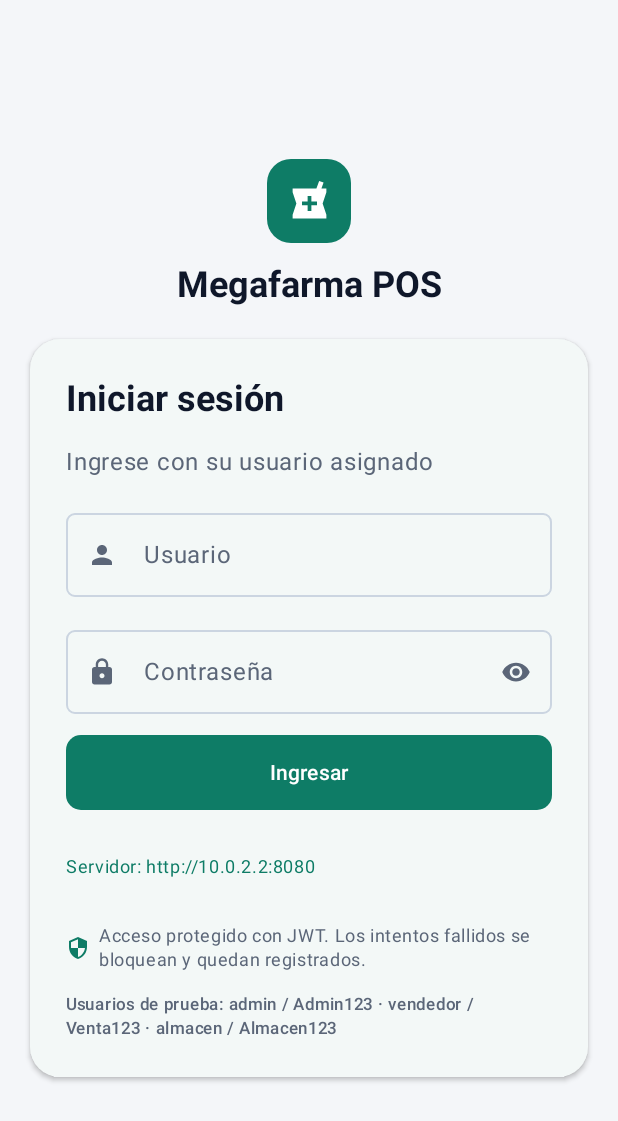
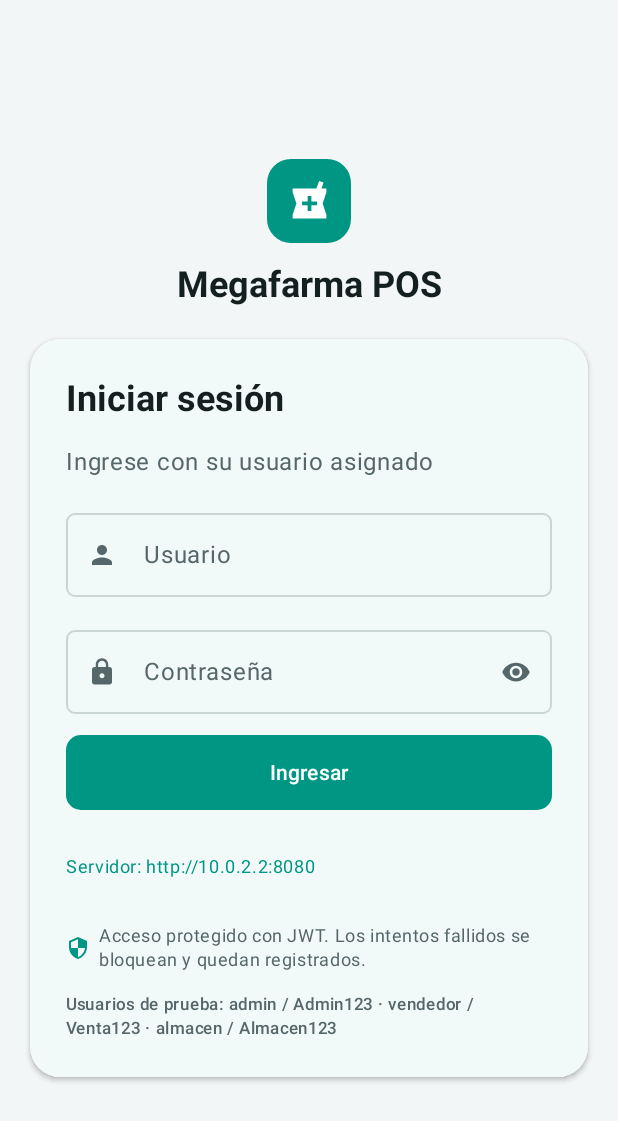
Before and after one commit to JoanRa2007/MegaFarma-Proyecto, an Android app built with Jetpack Compose: the screen it shows after launch (MainActivity), on a phone screen of 412 x 824 dp. Shown: the top 1121 px of the screen. Run offline under Robolectric (Android 15) with nearby library versions, the phone set to English and light mode, and no system bars.

Commit message:
feat(tema): adoptar paleta verde azulado y menu lateral oscuro
Nueva paleta Material 3 basada en sistemas de boticas del mercado: primario #009684, menu lateral #1F4A45, rojo #D22A3C solo para acciones destructivas. Agrega ColoresMarca (menu y degradados) y ajusta ColoresEstado.

```diff
--- a/megafarma-app/shared/src/commonMain/kotlin/pe/edu/upeu/megafarma/app/presentation/tema/Tema.kt
+++ b/megafarma-app/shared/src/commonMain/kotlin/pe/edu/upeu/megafarma/app/presentation/tema/Tema.kt
@@ -10,66 +10,82 @@ import androidx.compose.ui.graphics.Color
 import androidx.compose.ui.unit.dp
 
 /*
- * Identidad visual de Megafarma (Material 3): verde azulado clinico,
- * superficies blancas sobre fondo gris claro, bordes redondeados y
- * modo oscuro con la misma paleta.
+ * Identidad visual de Megafarma (Material 3), inspirada en los sistemas de
+ * boticas del mercado: verde azulado como color principal, menu lateral
+ * oscuro, superficies blancas y rojo solo para acciones destructivas.
  */
 private val Claro = lightColorScheme(
-    primary = Color(0xFF0E7C66),
+    primary = Color(0xFF009684),
     onPrimary = Color.White,
-    primaryContainer = Color(0xFFD3F4EA),
-    onPrimaryContainer = Color(0xFF00382C),
-    secondary = Color(0xFF2563EB),
+    primaryContainer = Color(0xFFCCEFEA),
+    onPrimaryContainer = Color(0xFF00382F),
+    secondary = Color(0xFF2A5A54),
     onSecondary = Color.White,
-    secondaryContainer = Color(0xFFDDF3EC),
-    onSecondaryContainer = Color(0xFF0B5A4A),
-    tertiary = Color(0xFFD97706),
+    secondaryContainer = Color(0xFFDCEFEC),
+    onSecondaryContainer = Color(0xFF1B3F3A),
+    tertiary = Color(0xFFE8892B),
     onTertiary = Color.White,
-    background = Color(0xFFF4F6F9),
-    onBackground = Color(0xFF0F172A),
+    background = Color(0xFFF3F6F6),
+    onBackground = Color(0xFF13201F),
     surface = Color.White,
-    onSurface = Color(0xFF0F172A),
-    surfaceVariant = Color(0xFFEEF2F6),
-    onSurfaceVariant = Color(0xFF5B6678),
+    onSurface = Color(0xFF13201F),
+    surfaceVariant = Color(0xFFEAF1F0),
+    onSurfaceVariant = Color(0xFF55676A),
     surfaceContainerLowest = Color.White,
     surfaceContainerLow = Color.White,
-    surfaceContainer = Color(0xFFF3F5F8),
-    surfaceContainerHigh = Color(0xFFF8FAFC),
-    surfaceContainerHighest = Color(0xFFE9EEF4),
-    outline = Color(0xFFCBD5E1),
-    outlineVariant = Color(0xFFE5E9F0),
-    error = Color(0xFFDC2626),
-    errorContainer = Color(0xFFFEE2E2),
-    onErrorContainer = Color(0xFF7F1D1D)
+    surfaceContainer = Color(0xFFF1F5F4),
+    surfaceContainerHigh = Color(0xFFF7FAF9),
+    surfaceContainerHighest = Color(0xFFE5EDEC),
+    outline = Color(0xFFC9D6D4),
+    outlineVariant = Color(0xFFE2EAE9),
+    error = Color(0xFFD22A3C),
+    errorContainer = Color(0xFFFCE4E6),
+    onErrorContainer = Color(0xFF7A1420)
 )
 
 private val Oscuro = darkColorScheme(
-    primary = Color(0xFF34D3B0),
-    onPrimary = Color(0xFF00382C),
-    primaryContainer = Color(0xFF0B4E41),
-    onPrimaryContainer = Color(0xFFC6F5E8),
-    secondary = Color(0xFF7AA7FF),
-    onSecondary = Color(0xFF0B1E4A),
-    secondaryContainer = Color(0xFF123F36),
-    onSecondaryContainer = Color(0xFFBFF0E2),
-    tertiary = Color(0xFFFBBF24),
-    background = Color(0xFF0B1220),
-    onBackground = Color(0xFFE2E8F0),
-    surface = Color(0xFF111A2B),
-    onSurface = Color(0xFFE2E8F0),
-    surfaceVariant = Color(0xFF1B2638),
-    onSurfaceVariant = Color(0xFF94A3B8),
-    surfaceContainerLowest = Color(0xFF0E1625),
-    surfaceContainerLow = Color(0xFF131D30),
-    surfaceContainer = Color(0xFF172236),
-    surfaceContainerHigh = Color(0xFF1A263B),
-    surfaceContainerHighest = Color(0xFF223049),
-    outline = Color(0xFF334155),
-    outlineVariant = Color(0xFF243247),
-    error = Color(0xFFF87171),
-    errorContainer = Color(0xFF4C1515),
-    onErrorContainer = Color(0xFFFECACA)
+    primary = Color(0xFF3CC9B5),
+    onPrimary = Color(0xFF00382F),
+    primaryContainer = Color(0xFF0A4F46),
+    onPrimaryContainer = Color(0xFFC4F2EA),
+    secondary = Color(0xFF8CC7BF),
+    onSecondary = Color(0xFF0E2A27),
+    secondaryContainer = Color(0xFF1F403C),
+    onSecondaryContainer = Color(0xFFC9ECE6),
+    tertiary = Color(0xFFF5A75A),
+    background = Color(0xFF0D1817),
+    onBackground = Color(0xFFE1ECEA),
+    surface = Color(0xFF13211F),
+    onSurface = Color(0xFFE1ECEA),
+    surfaceVariant = Color(0xFF1C2D2B),
+    onSurfaceVariant = Color(0xFF9AB0AD),
+    surfaceContainerLowest = Color(0xFF0F1C1A),
+    surfaceContainerLow = Color(0xFF142321),
+    surfaceContainer = Color(0xFF182826),
+    surfaceContainerHigh = Color(0xFF1C2E2C),
+    surfaceContainerHighest = Color(0xFF243836),
+    outline = Color(0xFF34504C),
+    outlineVariant = Color(0xFF24393A),
+    error = Color(0xFFF2737E),
+    errorContainer = Color(0xFF4E1219),
+    onErrorContainer = Color(0xFFFCD0D4)
 )
+
+/*
+ * Colores de marca que no forman parte del esquema de Material:
+ * el menu lateral oscuro y los degradados de las cabeceras.
+ */
+object ColoresMarca {
+    /* Menu lateral (igual en modo claro y oscuro). */
+    val menuFondo = Color(0xFF1F4A45)
+    val menuTexto = Color(0xFFD7E8E5)
+    val menuTextoSuave = Color(0xFF8FB3AE)
+    val menuSeleccion = Color(0xFF009684)
+    val menuDivisor = Color(0xFF2E5D57)
+
+    /* Degradado de la pantalla de inicio de sesion y de la bienvenida. */
+    val degradado = listOf(Color(0xFF009684), Color(0xFF00786A), Color(0xFF1F4A45))
+}
 
 private val Formas = Shapes(
     extraSmall = RoundedCornerShape(6.dp),
@@ -81,11 +97,11 @@ private val Formas = Shapes(
 
 /* Colores de estado usados en etiquetas e indicadores. */
 object ColoresEstado {
-    val ok = Color(0xFF059669)
-    val alerta = Color(0xFFEA580C)
-    val peligro = Color(0xFFDC2626)
-    val aviso = Color(0xFFCA8A04)
-    val info = Color(0xFF2563EB)
+    val ok = Color(0xFF1E9E6A)
+    val alerta = Color(0xFFE8892B)
+    val peligro = Color(0xFFD22A3C)
+    val aviso = Color(0xFFD9A21B)
+    val info = Color(0xFF2F7FC1)
     val neutro = Color(0xFF64748B)
 }
 
```
